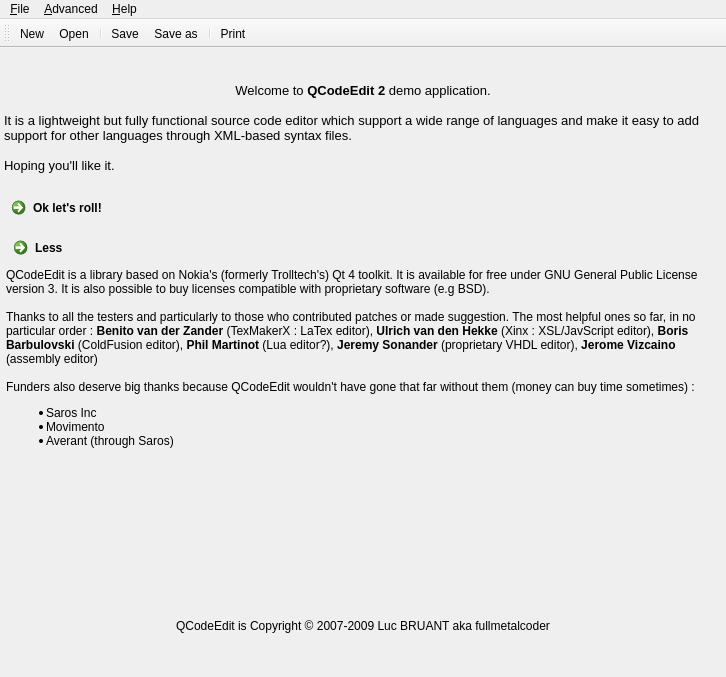
This is ext/qcodeedit/example/window.ui in phoenix741/xinx as Qt 5 draws it before an edit. The edited form follows.
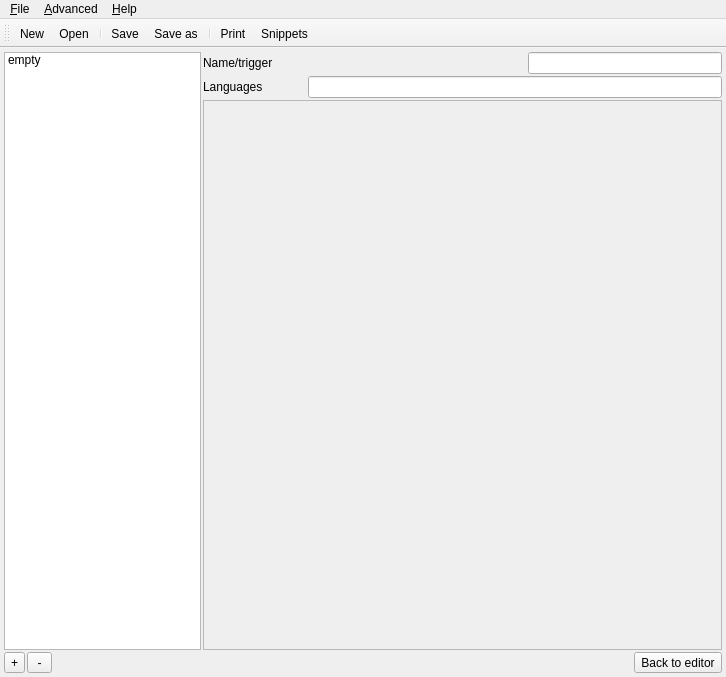
This is the edited form. The open tabs and pages were chosen to show the change. Icons and pictures are not drawn. Custom widgets are drawn as their Qt base class.

Commit message: MERGE FROM http://edyuk.svn.sf.net/svnroot/edyuk/trunk/3rdparty/qcodeedit2@919

```diff
--- a/ext/qcodeedit/example/window.ui
+++ b/ext/qcodeedit/example/window.ui
@@ -31,16 +31,16 @@
         <item>
          <widget class="QLabel" name="label" >
           <property name="text" >
-           <string>&lt;!DOCTYPE HTML PUBLIC "-//W3C//DTD HTML 4.0//EN" "http://www.w3.org/TR/REC-html40/strict.dtd">&#xd;
-&lt;html>&lt;head>&lt;meta name="qrichtext" content="1" />&lt;style type="text/css">&#xd;
-p, li { white-space: pre-wrap; }&#xd;
-&lt;/style>&lt;/head>&lt;body style=" font-family:'Sans Serif'; font-size:10pt; font-weight:400; font-style:normal;">&#xd;
-&lt;p style="-qt-paragraph-type:empty; margin-top:0px; margin-bottom:0px; margin-left:0px; margin-right:0px; -qt-block-indent:0; text-indent:0px;">&lt;/p>&#xd;
-&lt;p align="center" style=" margin-top:0px; margin-bottom:0px; margin-left:0px; margin-right:0px; -qt-block-indent:0; text-indent:0px;">Welcome to &lt;span style=" font-weight:600;">QCodeEdit 2&lt;/span> demo application.&lt;/p>&#xd;
-&lt;p style="-qt-paragraph-type:empty; margin-top:0px; margin-bottom:0px; margin-left:0px; margin-right:0px; -qt-block-indent:0; text-indent:0px;">&lt;/p>&#xd;
-&lt;p style=" margin-top:0px; margin-bottom:0px; margin-left:0px; margin-right:0px; -qt-block-indent:0; text-indent:0px;">It is a lightweight but fully functional source code editor which support a wide range of languages and make it easy to add support for other languages through XML-based syntax files.&lt;/p>&#xd;
-&lt;p style="-qt-paragraph-type:empty; margin-top:0px; margin-bottom:0px; margin-left:0px; margin-right:0px; -qt-block-indent:0; text-indent:0px;">&lt;/p>&#xd;
-&lt;p style=" margin-top:0px; margin-bottom:0px; margin-left:0px; margin-right:0px; -qt-block-indent:0; text-indent:0px;">Hoping you'll like it.&lt;/p>&#xd;
+           <string>&lt;!DOCTYPE HTML PUBLIC "-//W3C//DTD HTML 4.0//EN" "http://www.w3.org/TR/REC-html40/strict.dtd">&#xd;&#xd;&#xd;&#xd;
+&lt;html>&lt;head>&lt;meta name="qrichtext" content="1" />&lt;style type="text/css">&#xd;&#xd;&#xd;&#xd;
+p, li { white-space: pre-wrap; }&#xd;&#xd;&#xd;&#xd;
+&lt;/style>&lt;/head>&lt;body style=" font-family:'Sans Serif'; font-size:10pt; font-weight:400; font-style:normal;">&#xd;&#xd;&#xd;&#xd;
+&lt;p style="-qt-paragraph-type:empty; margin-top:0px; margin-bottom:0px; margin-left:0px; margin-right:0px; -qt-block-indent:0; text-indent:0px;">&lt;/p>&#xd;&#xd;&#xd;&#xd;
+&lt;p align="center" style=" margin-top:0px; margin-bottom:0px; margin-left:0px; margin-right:0px; -qt-block-indent:0; text-indent:0px;">Welcome to &lt;span style=" font-weight:600;">QCodeEdit 2&lt;/span> demo application.&lt;/p>&#xd;&#xd;&#xd;&#xd;
+&lt;p style="-qt-paragraph-type:empty; margin-top:0px; margin-bottom:0px; margin-left:0px; margin-right:0px; -qt-block-indent:0; text-indent:0px;">&lt;/p>&#xd;&#xd;&#xd;&#xd;
+&lt;p style=" margin-top:0px; margin-bottom:0px; margin-left:0px; margin-right:0px; -qt-block-indent:0; text-indent:0px;">It is a lightweight but fully functional source code editor which support a wide range of languages and make it easy to add support for other languages through XML-based syntax files.&lt;/p>&#xd;&#xd;&#xd;&#xd;
+&lt;p style="-qt-paragraph-type:empty; margin-top:0px; margin-bottom:0px; margin-left:0px; margin-right:0px; -qt-block-indent:0; text-indent:0px;">&lt;/p>&#xd;&#xd;&#xd;&#xd;
+&lt;p style=" margin-top:0px; margin-bottom:0px; margin-left:0px; margin-right:0px; -qt-block-indent:0; text-indent:0px;">Hoping you'll like it.&lt;/p>&#xd;&#xd;&#xd;&#xd;
 &lt;p style="-qt-paragraph-type:empty; margin-top:0px; margin-bottom:0px; margin-left:0px; margin-right:0px; -qt-block-indent:0; text-indent:0px;">&lt;/p>&lt;/body>&lt;/html></string>
           </property>
           <property name="alignment" >
@@ -102,11 +102,11 @@
             <item>
              <widget class="QLabel" name="label_3" >
               <property name="text" >
-               <string>&lt;p style=" margin-top:0px; margin-bottom:0px; margin-left:0px; margin-right:0px; -qt-block-indent:0; text-indent:0px;">QCodeEdit is a library based on Nokia's (formerly Trolltech's) Qt 4 toolkit. It is available for free under GNU General Public License version 3. It is also possible to buy licenses compatible with proprietary software (e.g BSD).&lt;/p>&#xd;
-&lt;p style="-qt-paragraph-type:empty; margin-top:0px; margin-bottom:0px; margin-left:0px; margin-right:0px; -qt-block-indent:0; text-indent:0px;">&lt;/p>&#xd;
-&lt;p style=" margin-top:0px; margin-bottom:0px; margin-left:0px; margin-right:0px; -qt-block-indent:0; text-indent:0px;">Thanks to all the testers and particularly to those who contributed patches or made suggestion. The most helpful ones so far, in no particular order : &lt;b>Benito van der Zander&lt;/b> (TexMakerX : LaTex editor), &lt;b>Ulrich van den Hekke&lt;/b> (Xinx : XSL/JavScript editor), &lt;b>Boris Barbulovski&lt;/b> (ColdFusion editor), &lt;b>Phil Martinot&lt;/b> (Lua editor?), &lt;b>Jeremy Sonander&lt;/b> (proprietary VHDL editor), &lt;b>Jerome Vizcaino&lt;/b> (assembly editor)&lt;/p>&#xd;
-&lt;p style="-qt-paragraph-type:empty; margin-top:0px; margin-bottom:0px; margin-left:0px; margin-right:0px; -qt-block-indent:0; text-indent:0px;">&lt;/p>&#xd;
-&lt;p style=" margin-top:0px; margin-bottom:0px; margin-left:0px; margin-right:0px; -qt-block-indent:0; text-indent:0px;">Funders also deserve big thanks because QCodeEdit wouldn't have gone that far without them (money can buy time sometimes) :&lt;/p>&lt;ul>&lt;li>Saros Inc &lt;/li>&lt;li>Movimento&lt;/li>&lt;li>Averant (through Saros)&lt;/li>&lt;/ul>&#xd;
+               <string>&lt;p style=" margin-top:0px; margin-bottom:0px; margin-left:0px; margin-right:0px; -qt-block-indent:0; text-indent:0px;">QCodeEdit is a library based on Nokia's (formerly Trolltech's) Qt 4 toolkit. It is available for free under GNU General Public License version 3. It is also possible to buy licenses compatible with proprietary software (e.g BSD).&lt;/p>&#xd;&#xd;&#xd;&#xd;
+&lt;p style="-qt-paragraph-type:empty; margin-top:0px; margin-bottom:0px; margin-left:0px; margin-right:0px; -qt-block-indent:0; text-indent:0px;">&lt;/p>&#xd;&#xd;&#xd;&#xd;
+&lt;p style=" margin-top:0px; margin-bottom:0px; margin-left:0px; margin-right:0px; -qt-block-indent:0; text-indent:0px;">Thanks to all the testers and particularly to those who contributed patches or made suggestion. The most helpful ones so far, in no particular order : &lt;b>Benito van der Zander&lt;/b> (TexMakerX : LaTex editor), &lt;b>Ulrich van den Hekke&lt;/b> (Xinx : XSL/JavScript editor), &lt;b>Boris Barbulovski&lt;/b> (ColdFusion editor), &lt;b>Phil Martinot&lt;/b> (Lua editor?), &lt;b>Jeremy Sonander&lt;/b> (proprietary VHDL editor), &lt;b>Jerome Vizcaino&lt;/b> (assembly editor)&lt;/p>&#xd;&#xd;&#xd;&#xd;
+&lt;p style="-qt-paragraph-type:empty; margin-top:0px; margin-bottom:0px; margin-left:0px; margin-right:0px; -qt-block-indent:0; text-indent:0px;">&lt;/p>&#xd;&#xd;&#xd;&#xd;
+&lt;p style=" margin-top:0px; margin-bottom:0px; margin-left:0px; margin-right:0px; -qt-block-indent:0; text-indent:0px;">Funders also deserve big thanks because QCodeEdit wouldn't have gone that far without them (money can buy time sometimes) :&lt;/p>&lt;ul>&lt;li>Saros Inc &lt;/li>&lt;li>Movimento&lt;/li>&lt;li>Averant (through Saros)&lt;/li>&lt;/ul>&#xd;&#xd;&#xd;&#xd;
 </string>
               </property>
               <property name="wordWrap" >
@@ -134,7 +134,7 @@
         <item>
          <widget class="QLabel" name="label_2" >
           <property name="text" >
-           <string>&#xd;
+           <string>&#xd;&#xd;&#xd;&#xd;
 &lt;p align="center" style=" margin-top:0px; margin-bottom:0px; margin-left:0px; margin-right:0px; -qt-block-indent:0; text-indent:0px;">QCodeEdit is Copyright © 2007-2009 Luc BRUANT aka fullmetalcoder&lt;/p></string>
           </property>
          </widget>
@@ -457,6 +457,185 @@
           </widget>
          </widget>
         </item>
+        <item row="0" column="4" >
+         <spacer name="horizontalSpacer" >
+          <property name="orientation" >
+           <enum>Qt::Horizontal</enum>
+          </property>
+          <property name="sizeType" >
+           <enum>QSizePolicy::Expanding</enum>
+          </property>
+          <property name="sizeHint" stdset="0" >
+           <size>
+            <width>0</width>
+            <height>528</height>
+           </size>
+          </property>
+         </spacer>
+        </item>
+        <item row="1" column="0" colspan="5" >
+         <widget class="QDialogButtonBox" name="bbSettings" >
+          <property name="standardButtons" >
+           <set>QDialogButtonBox::Cancel|QDialogButtonBox::Ok|QDialogButtonBox::RestoreDefaults</set>
+          </property>
+         </widget>
+        </item>
+       </layout>
+      </widget>
+      <widget class="QWidget" name="m_snippetsPage" >
+       <layout class="QGridLayout" name="gridLayout_4" >
+        <item row="0" column="4" >
+         <spacer name="horizontalSpacer_3" >
+          <property name="orientation" >
+           <enum>Qt::Horizontal</enum>
+          </property>
+          <property name="sizeType" >
+           <enum>QSizePolicy::Maximum</enum>
+          </property>
+          <property name="sizeHint" stdset="0" >
+           <size>
+            <width>220</width>
+            <height>18</height>
+           </size>
+          </property>
+         </spacer>
+        </item>
+        <item row="0" column="3" >
+         <widget class="QLabel" name="label_5" >
+          <property name="sizePolicy" >
+           <sizepolicy vsizetype="Preferred" hsizetype="Preferred" >
+            <horstretch>0</horstretch>
+            <verstretch>0</verstretch>
+           </sizepolicy>
+          </property>
+          <property name="text" >
+           <string>Name/trigger</string>
+          </property>
+         </widget>
+        </item>
+        <item row="0" column="5" colspan="2" >
+         <widget class="QLineEdit" name="leSnippetName" >
+          <property name="sizePolicy" >
+           <sizepolicy vsizetype="Fixed" hsizetype="MinimumExpanding" >
+            <horstretch>0</horstretch>
+            <verstretch>0</verstretch>
+           </sizepolicy>
+          </property>
+          <property name="toolTip" >
+           <string>Enter the name of the code snippet, which will also be its full-text trigger, if enabled.</string>
+          </property>
+         </widget>
+        </item>
+        <item row="3" column="0" >
+         <widget class="QToolButton" name="bNewSnippet" >
+          <property name="toolTip" >
+           <string>Create a new snippet or update the one being edited.</string>
+          </property>
+          <property name="text" >
+           <string>+</string>
+          </property>
+          <property name="icon" >
+           <iconset resource="example.qrc" >
+            <normaloff>:/save.png</normaloff>:/save.png</iconset>
+          </property>
+         </widget>
+        </item>
+        <item row="3" column="1" >
+         <widget class="QToolButton" name="bEraseSnippet" >
+          <property name="toolTip" >
+           <string>Erase the selected snippet.</string>
+          </property>
+          <property name="text" >
+           <string> - </string>
+          </property>
+          <property name="icon" >
+           <iconset resource="example.qrc" >
+            <normaloff>:/closeall.png</normaloff>:/closeall.png</iconset>
+          </property>
+         </widget>
+        </item>
+        <item row="3" column="6" >
+         <widget class="QToolButton" name="bExitSnippets" >
+          <property name="text" >
+           <string>Back to editor</string>
+          </property>
+          <property name="icon" >
+           <iconset resource="example.qrc" >
+            <normaloff>:/goto.png</normaloff>:/goto.png</iconset>
+          </property>
+          <property name="toolButtonStyle" >
+           <enum>Qt::ToolButtonTextBesideIcon</enum>
+          </property>
+         </widget>
+        </item>
+        <item row="3" column="2" colspan="4" >
+         <spacer name="horizontalSpacer_4" >
+          <property name="orientation" >
+           <enum>Qt::Horizontal</enum>
+          </property>
+          <property name="sizeHint" stdset="0" >
+           <size>
+            <width>546</width>
+            <height>20</height>
+           </size>
+          </property>
+         </spacer>
+        </item>
+        <item row="2" column="3" colspan="4" >
+         <widget class="QEditor" name="eSnippet" >
+          <property name="sizePolicy" >
+           <sizepolicy vsizetype="Preferred" hsizetype="Expanding" >
+            <horstretch>0</horstretch>
+            <verstretch>0</verstretch>
+           </sizepolicy>
+          </property>
+          <property name="frameShape" >
+           <enum>QFrame::StyledPanel</enum>
+          </property>
+          <property name="frameShadow" >
+           <enum>QFrame::Raised</enum>
+          </property>
+         </widget>
+        </item>
+        <item rowspan="3" row="0" column="0" colspan="3" >
+         <widget class="QListWidget" name="lwSnippets" >
+          <property name="sizePolicy" >
+           <sizepolicy vsizetype="Expanding" hsizetype="Maximum" >
+            <horstretch>0</horstretch>
+            <verstretch>0</verstretch>
+           </sizepolicy>
+          </property>
+          <property name="maximumSize" >
+           <size>
+            <width>200</width>
+            <height>16777215</height>
+           </size>
+          </property>
+          <item>
+           <property name="text" >
+            <string>empty</string>
+           </property>
+           <property name="icon" >
+            <iconset>
+             <normaloff>new.png</normaloff>new.png</iconset>
+           </property>
+          </item>
+         </widget>
+        </item>
+        <item row="1" column="3" >
+         <widget class="QLabel" name="label_6" >
+          <property name="text" >
+           <string>Languages</string>
+          </property>
+         </widget>
+        </item>
+        <item row="1" column="4" colspan="3" >
+         <widget class="QLineEdit" name="leSnippetContext" >
+          <property name="toolTip" >
+           <string>Enter a coma-separated list of languages in which the snippet can be used.</string>
+          </property>
+         </widget>
+        </item>
        </layout>
       </widget>
      </widget>
@@ -534,6 +713,7 @@
    <addaction name="action_SaveAs" />
    <addaction name="separator" />
    <addaction name="action_Print" />
+   <addaction name="action_Snippets" />
   </widget>
   <action name="action_Open" >
    <property name="icon" >
@@ -639,8 +819,43 @@
     <string>Ctrl+N</string>
    </property>
   </action>
+  <action name="action_Snippets" >
+   <property name="text" >
+    <string>Snippets</string>
+   </property>
+  </action>
  </widget>
  <layoutdefault spacing="2" margin="2" />
+ <customwidgets>
+  <customwidget>
+   <class>QEditor</class>
+   <extends>QFrame</extends>
+   <header>qeditor.h</header>
+   <container>1</container>
+  </customwidget>
+ </customwidgets>
+ <tabstops>
+  <tabstop>clbEdit</tabstop>
+  <tabstop>clbMore</tabstop>
+  <tabstop>lwSettings</tabstop>
+  <tabstop>chkLineNumbers</tabstop>
+  <tabstop>chkFoldPanel</tabstop>
+  <tabstop>chkLineChange</tabstop>
+  <tabstop>chkLineMarks</tabstop>
+  <tabstop>chkStatusPanel</tabstop>
+  <tabstop>chkWrap</tabstop>
+  <tabstop>chkMoveInWrap</tabstop>
+  <tabstop>chkIndent</tabstop>
+  <tabstop>spnRecent</tabstop>
+  <tabstop>bbSettings</tabstop>
+  <tabstop>lwSnippets</tabstop>
+  <tabstop>leSnippetName</tabstop>
+  <tabstop>leSnippetContext</tabstop>
+  <tabstop>bNewSnippet</tabstop>
+  <tabstop>bEraseSnippet</tabstop>
+  <tabstop>bExitSnippets</tabstop>
+  <tabstop>clbLess</tabstop>
+ </tabstops>
  <resources>
   <include location="example.qrc" />
  </resources>
```
Left out of the diff: 31 changed lines with no effect on the pictures. The commit also changes 33 other files.
